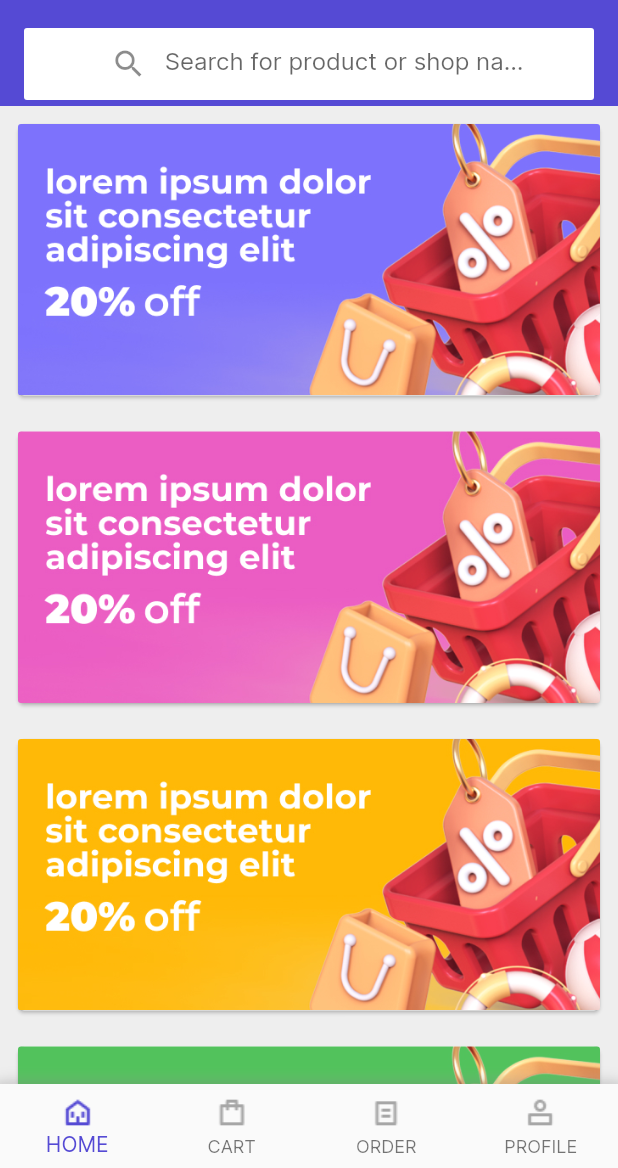
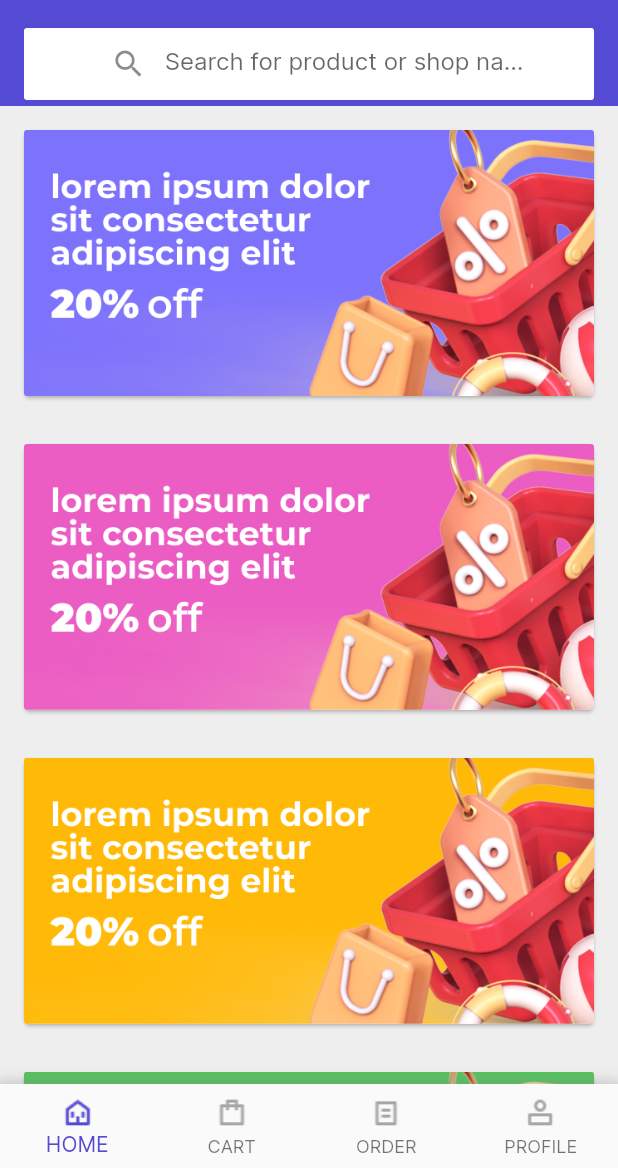
Before and after one commit to koyomdev21/kofu, a Flutter app: the screen it shows after launch, on a phone screen of 412 x 824 dp, the part 68-1236 px from its top. Run offline on Flutter 3.47's test engine with Material 2 defaults, Android fonts, the phone set to English and light mode, and no system bars; our stand-ins replace dio, flutter_riverpod, flutter_secure_storage, freezed_annotation, go_router, retrofit and 3 more; generated files the repository leaves out were written again.

Commit message:
changed padding size

```diff
--- a/lib/src/features/home/presentation/screens/home_screen_base.dart
+++ b/lib/src/features/home/presentation/screens/home_screen_base.dart
@@ -58,7 +58,7 @@ class HomeScreenBase extends StatelessWidget {
               delegate: SliverChildBuilderDelegate(
                 (context, index) {
                   return Padding(
-                    padding: const EdgeInsets.all(8.0),
+                    padding: const EdgeInsets.all(12.0),
                     child: Card(
                       child: ClipRRect(
                         borderRadius: BorderRadius.circular(2),
```
